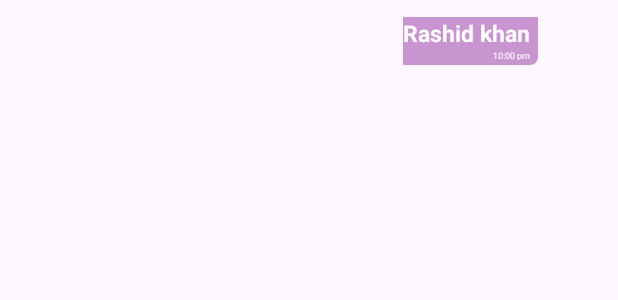
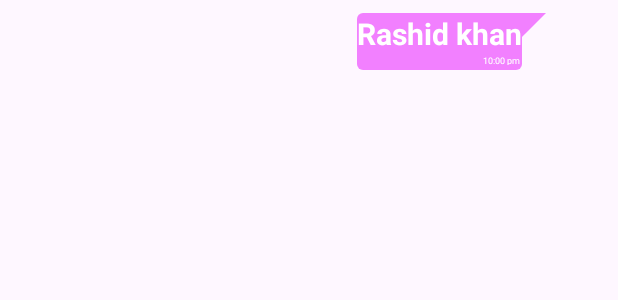
Before and after one commit to rashidmansoori60/ChatApp, an Android app: the layout sender.xml on its own in the app's theme, with its tools: preview values and no code run, on a phone screen of 412 x 824 dp. Shown: the top 300 px of the screen. Run offline under Robolectric (Android 15) with nearby library versions, the phone set to English and light mode, and no system bars.

Commit message:
some updates

```diff
--- a/app/src/main/AndroidManifest.xml
+++ b/app/src/main/AndroidManifest.xml
@@ -10,6 +10,7 @@
         android:fullBackupContent="@xml/backup_rules"
         android:icon="@drawable/chatlogo"
         android:label="@string/app_name"
+        android:hardwareAccelerated="true"
         android:roundIcon="@drawable/chatlogo"
         android:supportsRtl="true"
         android:theme="@style/Theme.ChatApp"
--- a/app/src/main/res/drawable/senderback.xml
+++ b/app/src/main/res/drawable/senderback.xml
@@ -1,12 +1,20 @@
 <?xml version="1.0" encoding="utf-8"?>
-<shape
-    android:shape="rectangle"
-    xmlns:android="http://schemas.android.com/apk/res/android">
-
-    <solid android:color="#C995D1"/>
-        <corners android:topLeftRadius="5dp"/>
-    <corners android:bottomLeftRadius="5dp"/>
-    <corners android:bottomRightRadius="5dp"/>
-
-
-</shape>
+<layer-list xmlns:android="http://schemas.android.com/apk/res/android">
+    <item>
+        <rotate
+            android:fromDegrees="45"
+            android:pivotX="100%"
+            android:pivotY="0%"
+            android:toDegrees="0" >
+            <shape android:shape="rectangle" >
+                <solid android:color="@color/Purple" />
+            </shape>
+        </rotate>
+    </item>
+    <item android:right="16dp">
+        <shape android:shape="rectangle" >
+            <solid android:color="@color/Purple" />
+            <corners android:radius="4dp" />
+        </shape>
+    </item>
+</layer-list>
--- a/app/src/main/res/layout/activity_chat.xml
+++ b/app/src/main/res/layout/activity_chat.xml
@@ -3,6 +3,7 @@
         xmlns:tools="http://schemas.android.com/tools"
         xmlns:app="http://schemas.android.com/apk/res-auto"
         android:id="@+id/main"
+    android:background="@drawable/pp"
         android:layout_width="match_parent"
         android:layout_height="match_parent"
         android:orientation="vertical"
@@ -13,7 +14,7 @@
 <androidx.appcompat.widget.Toolbar
     android:id="@+id/toolbar"
     android:layout_width="0dp"
-    android:layout_height="?attr/actionBarSize"
+    android:layout_height="55dp"
     android:background="@color/Purple"
     android:titleTextColor="@android:color/white"
     app:title="Chat"
@@ -60,8 +61,6 @@
     android:layout_width="0dp"
     android:layout_height="wrap_content"
     android:padding="8dp"
-    android:backgroundTint="@color/black"
-    android:background="#FFF"
     android:elevation="2dp"
     android:orientation="horizontal"
     app:layout_constraintBottom_toBottomOf="parent"
--- a/app/src/main/res/layout/reciever.xml
+++ b/app/src/main/res/layout/reciever.xml
@@ -19,7 +19,7 @@
         android:orientation="vertical"
         android:layout_centerInParent="true"
         android:layout_toRightOf="@+id/reimg"
-        android:background="@drawable/senderback"
+        android:background="@drawable/recback"
         android:layout_marginEnd="5dp">
         <TextView
             android:layout_width="wrap_content"
@@ -31,7 +31,8 @@
             android:layout_centerVertical="true"
             android:layout_toLeftOf="@+id/senderimg"
             android:layout_marginEnd="5dp"
-            android:textSize="15sp"
+            android:layout_marginStart="16dp"
+            android:textSize="20sp"
 
             />
         <TextView
--- a/app/src/main/res/layout/sender.xml
+++ b/app/src/main/res/layout/sender.xml
@@ -19,7 +19,7 @@
     android:layout_centerInParent="true"
     android:layout_toLeftOf="@+id/senderimg"
     android:background="@drawable/senderback"
-    android:layout_marginEnd="5dp">
+    >
     <TextView
         android:layout_width="wrap_content"
         android:layout_height="wrap_content"
@@ -29,8 +29,8 @@
         android:textColor="@color/white"
         android:layout_centerVertical="true"
         android:layout_toLeftOf="@+id/senderimg"
-        android:layout_marginEnd="5dp"
-        android:textSize="15sp"
+        android:layout_marginEnd="16dp"
+        android:textSize="20sp"
 
         />
 <TextView
@@ -41,7 +41,7 @@
     android:textSize="6sp"
     android:layout_marginBottom="3dp"
     android:layout_gravity="end"
-    android:layout_marginEnd="5dp"
+    android:layout_marginEnd="17dp"
     android:text="10:00 pm"/>
 </LinearLayout>
 
--- a/app/src/main/res/values/colors.xml
+++ b/app/src/main/res/values/colors.xml
@@ -3,5 +3,6 @@
     <color name="black">#FF000000</color>
     <color name="white">#FFFFFFFF</color>
     <color name="Purple"> #f280ff</color>
+    <color name="colorPrimary">#F0B4F6</color>
 
 </resources>
```
Also changed, not shown: app/src/main/java/com/example/chatapp/Chat.java (+11 -0 lines), app/src/main/java/com/example/chatapp/Recycleradapter.java (+11 -1 lines).
